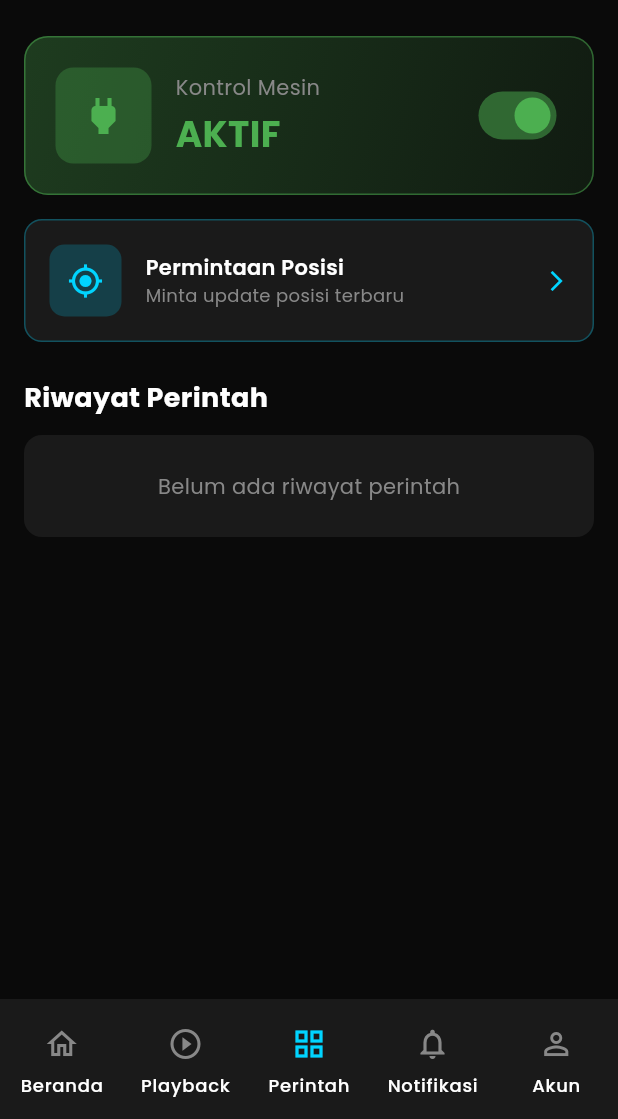
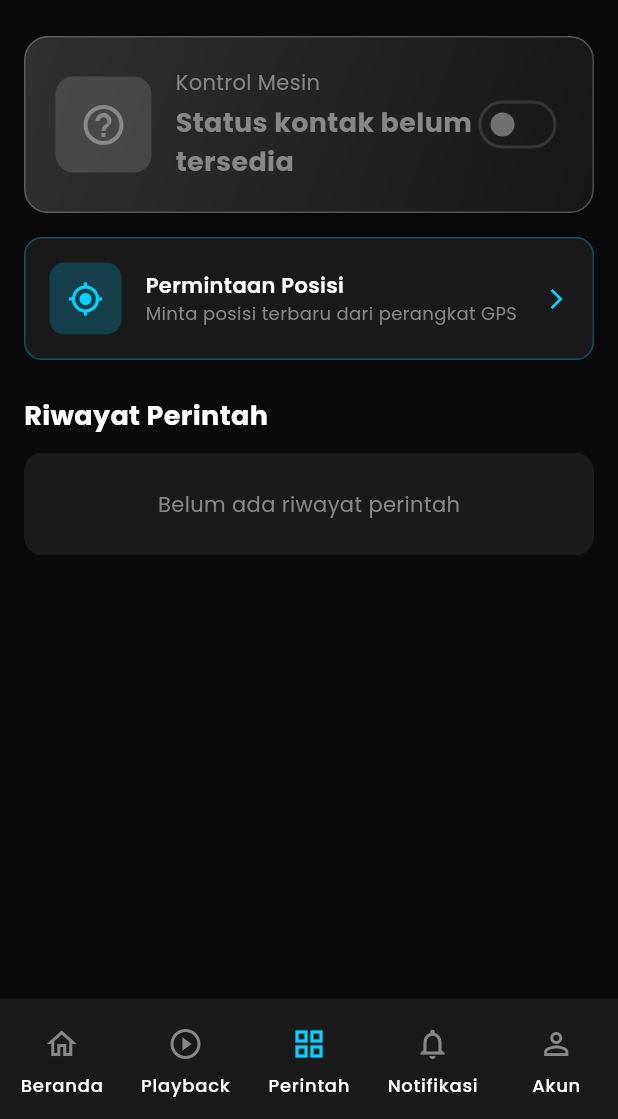
Before and after one commit to tarmizy/topan_tracking, a Flutter app: the HomeView screen opened by its route, item 3 of the bottom bar chosen, on a phone screen of 412 x 824 dp, the part 117-1236 px from its top. Run offline on Flutter 3.47's test engine with Material 3 defaults, Android fonts, the phone set to English and light mode, and no system bars; our stand-ins replace flutter_map, flutter_secure_storage, get, google_fonts, latlong2, shared_preferences; accounts and stored records are empty; network calls fail.

Commit message:
Fix Playback GPS points and vehicle control status

```diff
--- a/lib/app/modules/home/home_view.dart
+++ b/lib/app/modules/home/home_view.dart
@@ -794,7 +794,12 @@ class _VehicleInfoCard extends StatelessWidget {
 
     final speed = position?.speedKmh ?? 0;
     final battery = position?.batteryLevel;
-    final ignition = position?.ignition ?? false;
+    final ignition = position?.ignitionStatus;
+    final ignitionColor = switch (ignition) {
+      true => Colors.green,
+      false => Colors.red,
+      null => AppColors.textSecondary,
+    };
 
     return Container(
       padding: const EdgeInsets.all(20),
@@ -855,15 +860,14 @@ class _VehicleInfoCard extends StatelessWidget {
               Container(
                 padding: const EdgeInsets.all(10),
                 decoration: BoxDecoration(
-                  color: ignition
-                      ? Colors.green.withValues(alpha: 0.2)
-                      : Colors.red.withValues(alpha: 0.2),
+                  color: ignitionColor.withValues(alpha: 0.2),
                   borderRadius: BorderRadius.circular(12),
                 ),
-                child: Icon(
-                  ignition ? Icons.power : Icons.power_off,
-                  color: ignition ? Colors.green : Colors.red,
-                ),
+                child: Icon(switch (ignition) {
+                  true => Icons.power,
+                  false => Icons.power_off,
+                  null => Icons.help_outline,
+                }, color: ignitionColor),
               ),
             ],
           ),
@@ -962,14 +966,19 @@ class _PerintahTab extends GetView<HomeController> {
           _EngineControlCard(),
           const SizedBox(height: 16),
           // Request Position Card
-          _CommandCard(
+          Obx(() {
+            final isRequesting = controller.isPositionRequestLoading.value;
+            return _CommandCard(
               icon: Icons.gps_fixed,
               title: 'Permintaan Posisi',
-            subtitle: 'Minta update posisi terbaru',
+              subtitle: isRequesting
+                  ? 'Menghubungi server…'
+                  : 'Minta posisi terbaru dari perangkat GPS',
               color: AppColors.primary,
-            onTap: controller.requestPosition,
+              onTap: isRequesting ? null : controller.requestPosition,
               fullWidth: true,
-          ),
+            );
+          }),
           const SizedBox(height: 24),
           // Command History
           _CommandHistorySection(),
@@ -982,49 +991,41 @@ class _PerintahTab extends GetView<HomeController> {
 class _EngineControlCard extends GetView<HomeController> {
   @override
   Widget build(BuildContext context) {
-    return Obx(
-      () => Container(
+    return Obx(() {
+      final ignition = controller.ignitionStatus;
+      final isSending = controller.isCommandLoading.value;
+      final (status, color, icon) = switch (ignition) {
+        true => ('Kontak aktif', Colors.green, Icons.power),
+        false => ('Kontak mati', Colors.red, Icons.power_off),
+        null => (
+          'Status kontak belum tersedia',
+          AppColors.textSecondary,
+          Icons.help_outline,
+        ),
+      };
+      return Container(
         padding: const EdgeInsets.all(20),
         decoration: BoxDecoration(
           gradient: LinearGradient(
-            colors: controller.isEngineOn.value
-                ? [
-                    Colors.green.withValues(alpha: 0.3),
-                    Colors.green.withValues(alpha: 0.1),
-                  ]
-                : [
-                    Colors.red.withValues(alpha: 0.3),
-                    Colors.red.withValues(alpha: 0.1),
+            colors: [
+              color.withValues(alpha: 0.3),
+              color.withValues(alpha: 0.1),
             ],
             begin: Alignment.topLeft,
             end: Alignment.bottomRight,
           ),
           borderRadius: BorderRadius.circular(16),
-          border: Border.all(
-            color: controller.isEngineOn.value
-                ? Colors.green.withValues(alpha: 0.5)
-                : Colors.red.withValues(alpha: 0.5),
-          ),
-        ),
-        child: Column(
-          children: [
-            Row(
+          border: Border.all(color: color.withValues(alpha: 0.5)),
+        ),
+        child: Row(
           children: [
             Container(
               padding: const EdgeInsets.all(16),
               decoration: BoxDecoration(
-                    color: controller.isEngineOn.value
-                        ? Colors.green.withValues(alpha: 0.3)
-                        : Colors.red.withValues(alpha: 0.3),
+                color: color.withValues(alpha: 0.3),
                 borderRadius: BorderRadius.circular(12),
               ),
-                  child: Icon(
-                    controller.isEngineOn.value ? Icons.power : Icons.power_off,
-                    color: controller.isEngineOn.value
-                        ? Colors.green
-                        : Colors.red,
-                    size: 32,
-                  ),
+              child: Icon(icon, color: color, size: 32),
             ),
             const SizedBox(width: 16),
             Expanded(
@@ -1040,89 +1041,36 @@ class _EngineControlCard extends GetView<HomeController> {
                   ),
                   const SizedBox(height: 4),
                   Text(
-                        controller.isEngineOn.value ? 'AKTIF' : 'MATI',
+                    status,
                     style: TextStyle(
-                          color: controller.isEngineOn.value
-                              ? Colors.green
-                              : Colors.red,
-                          fontSize: 24,
+                      color: color,
+                      fontSize: 18,
                       fontWeight: FontWeight.bold,
                     ),
                   ),
                 ],
               ),
             ),
-                // Loading or Switch
-                controller.isCommandLoading.value
-                    ? Container(
-                        width: 60,
-                        height: 36,
-                        decoration: BoxDecoration(
-                          color: AppColors.surface,
-                          borderRadius: BorderRadius.circular(18),
-                        ),
-                        child: const Center(
-                          child: SizedBox(
+            if (isSending)
+              const SizedBox(
                 width: 20,
                 height: 20,
-                            child: CircularProgressIndicator(
-                              strokeWidth: 2,
-                              color: AppColors.primary,
-                            ),
-                          ),
-                        ),
+                child: CircularProgressIndicator(strokeWidth: 2),
               )
-                    : Switch(
-                        value: controller.isEngineOn.value,
-                        onChanged: (value) => controller.toggleEngine(value),
-                        activeColor: Colors.green,
-                        activeTrackColor: Colors.green.withValues(alpha: 0.5),
-                        inactiveThumbColor: Colors.red,
-                        inactiveTrackColor: Colors.red.withValues(alpha: 0.5),
-                      ),
-              ],
-            ),
-            // Loading message
-            if (controller.isCommandLoading.value) ...[
-              const SizedBox(height: 16),
-              Container(
-                padding: const EdgeInsets.symmetric(
-                  horizontal: 16,
-                  vertical: 10,
-                ),
-                decoration: BoxDecoration(
-                  color: AppColors.surface,
-                  borderRadius: BorderRadius.circular(10),
-                ),
-                child: Row(
-                  mainAxisAlignment: MainAxisAlignment.center,
-                  children: [
-                    const SizedBox(
-                      width: 16,
-                      height: 16,
-                      child: CircularProgressIndicator(
-                        strokeWidth: 2,
-                        color: AppColors.primary,
-                      ),
-                    ),
-                    const SizedBox(width: 12),
-                    Text(
-                      controller.isEngineOn.value
-                          ? 'Mematikan mesin...'
-                          : 'Menyalakan mesin...',
-                      style: const TextStyle(
-                        color: AppColors.textSecondary,
-                        fontSize: 14,
-                      ),
-                    ),
-                  ],
-                ),
-              ),
-            ],
-          ],
-        ),
-      ),
-    );
+            else
+              Tooltip(
+                message: ignition == true
+                    ? 'Kirim perintah putus akses mesin'
+                    : 'Kirim perintah pulihkan akses mesin',
+                child: Switch(
+                  value: ignition == true,
+                  onChanged: ignition == null ? null : controller.toggleEngine,
+                ),
+              ),
+          ],
+        ),
+      );
+    });
   }
 }
 
@@ -1131,7 +1079,7 @@ class _CommandCard extends StatelessWidget {
   final String title;
   final String subtitle;
   final Color color;
-  final VoidCallback onTap;
+  final VoidCallback? onTap;
   final bool fullWidth;
 
   const _CommandCard({
@@ -1310,7 +1258,15 @@ class _CommandHistoryItemWidget extends GetView<HomeController> {
                   ),
                 ),
                 Text(
-                  controller.formatDateTime(command.timestamp),
+                  '${command.status} · ${controller.formatDateTime(command.timestamp)}',
+                  style: const TextStyle(
+                    color: AppColors.textSecondary,
+                    fontSize: 11,
+                  ),
+                ),
+                if (command.errorMessage case final error?)
+                  Text(
+                    error,
                     style: const TextStyle(
                       color: AppColors.textSecondary,
                       fontSize: 11,
```
Also changed, not shown: lib/app/data/models/traccar_models.dart (+20 -7 lines), lib/app/data/services/traccar_api_service.dart (+25 -7 lines), lib/app/data/services/vehicle_service.dart (+24 -6 lines), lib/app/modules/home/home_controller.dart (+24 -18 lines), lib/app/modules/playback/playback_controller.dart (+77 -43 lines), lib/app/modules/playback/playback_view.dart (+25 -9 lines). Lines whose indentation alone changed are shown as unchanged.
